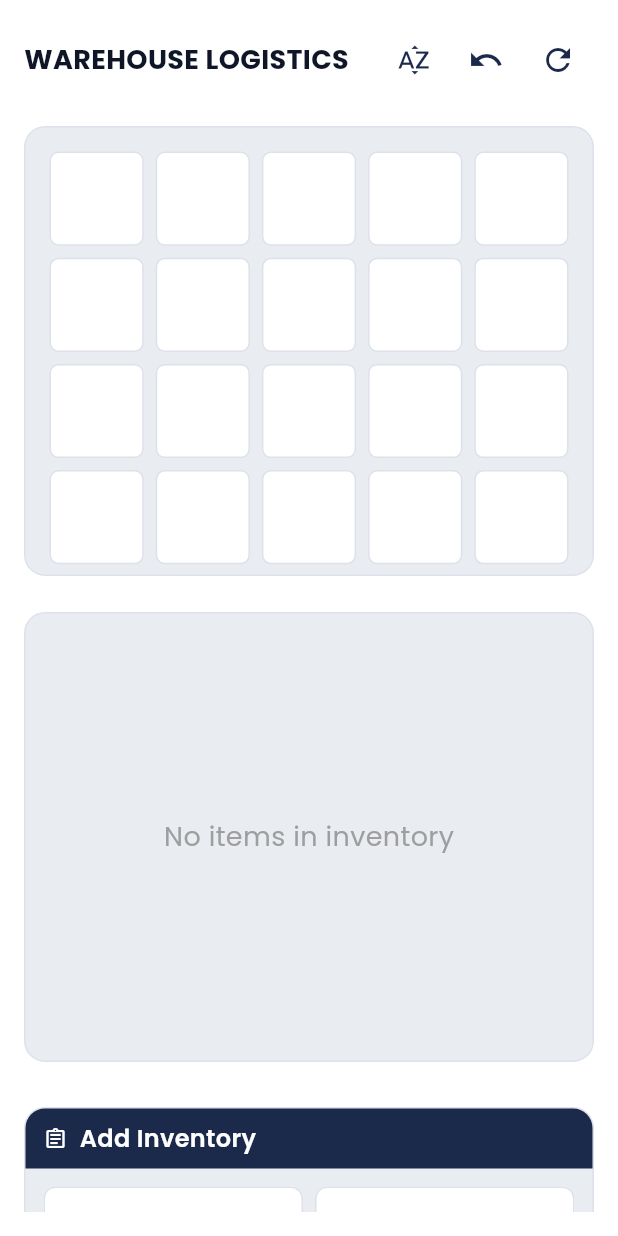
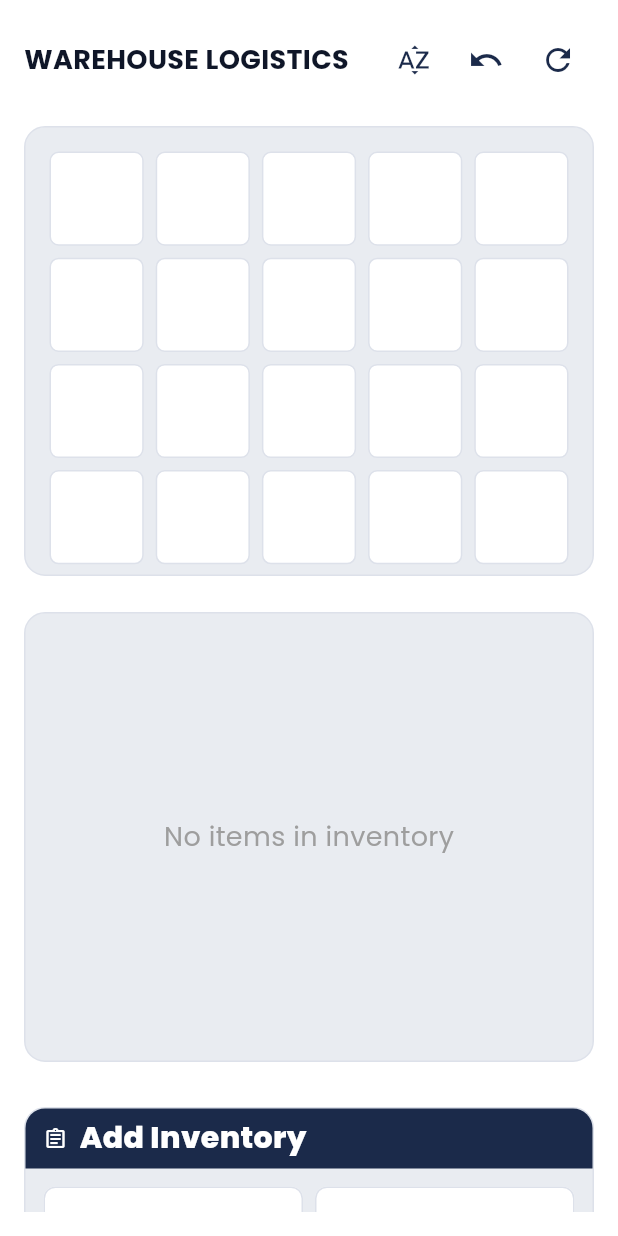
Before and after one commit to SirKitoGio/vento-frontend, a Flutter app: the WarehouseLogisticsContent widget shown alone on an empty page, opened directly, on a phone screen of 412 x 824 dp. Run offline on Flutter 3.47's test engine with Material 3 defaults, Android fonts, the phone set to English and light mode, and no system bars; our stand-ins replace fl_chart, flutter_dotenv, flutter_riverpod, google_fonts, phosphor_flutter, supabase_flutter; accounts and stored records are empty; network calls fail.

Commit message:
Admitted and Bold Font

```diff
--- a/lib/screens/warehouse_logistics_screen.dart
+++ b/lib/screens/warehouse_logistics_screen.dart
@@ -307,36 +307,36 @@ class WarehouseLogisticsContent extends ConsumerWidget {
             if (isMobile) ...[
               SizedBox(
                 width: 120,
-                child: Text(item.name, style: const TextStyle(fontWeight: FontWeight.w600, color: AppColors.textPrimary), overflow: TextOverflow.ellipsis),
+                child: Text(item.name, style: const TextStyle(fontWeight: FontWeight.w800, color: AppColors.textPrimary), overflow: TextOverflow.ellipsis),
               ),
               SizedBox(
                 width: 80,
-                child: Text("${item.quantity} units", style: const TextStyle(color: AppColors.textSecondary, fontSize: 13)),
+                child: Text("${item.quantity} units", style: const TextStyle(color: AppColors.textSecondary, fontSize: 13, fontWeight: FontWeight.w700)),
               ),
               SizedBox(
                 width: 100,
-                child: Text("₱${item.price.toStringAsFixed(2)}", style: const TextStyle(color: AppColors.textSecondary, fontSize: 13)),
+                child: Text("₱${item.price.toStringAsFixed(2)}", style: const TextStyle(color: AppColors.textSecondary, fontSize: 13, fontWeight: FontWeight.w700)),
               ),
               SizedBox(
                 width: 60,
-                child: Text(item.startTime != null ? DateFormat('MM/dd').format(item.startTime!) : "-", style: const TextStyle(color: AppColors.textSecondary, fontSize: 13)),
+                child: Text(item.startTime != null ? DateFormat('MM/dd').format(item.startTime!) : "-", style: const TextStyle(color: AppColors.textSecondary, fontSize: 13, fontWeight: FontWeight.w700)),
               ),
             ] else ...[
               Expanded(
                 flex: 3,
-                child: Text(item.name, style: const TextStyle(fontWeight: FontWeight.w600, color: AppColors.textPrimary)),
+                child: Text(item.name, style: const TextStyle(fontWeight: FontWeight.w800, color: AppColors.textPrimary)),
               ),
               Expanded(
                 flex: 2,
-                child: Text("${item.quantity} units", style: const TextStyle(color: AppColors.textSecondary, fontSize: 13)),
+                child: Text("${item.quantity} units", style: const TextStyle(color: AppColors.textSecondary, fontSize: 13, fontWeight: FontWeight.w700)),
               ),
               Expanded(
                 flex: 2,
-                child: Text("₱${item.price.toStringAsFixed(2)}", style: const TextStyle(color: AppColors.textSecondary, fontSize: 13)),
+                child: Text("₱${item.price.toStringAsFixed(2)}", style: const TextStyle(color: AppColors.textSecondary, fontSize: 13, fontWeight: FontWeight.w700)),
               ),
               Expanded(
                 flex: 2,
-                child: Text(item.startTime != null ? DateFormat('MM/dd').format(item.startTime!) : "-", style: const TextStyle(color: AppColors.textSecondary, fontSize: 13)),
+                child: Text(item.startTime != null ? DateFormat('MM/dd').format(item.startTime!) : "-", style: const TextStyle(color: AppColors.textSecondary, fontSize: 13, fontWeight: FontWeight.w700)),
               ),
             ],
           ],
@@ -410,10 +410,10 @@ class WarehouseLogisticsContent extends ConsumerWidget {
                       final log = reversedHistory[index];
                       // Normalize action string to handle different backend formats (ADD, add, ADD (Undo))
                       final actionStr = log.action.toUpperCase();
-                      final isAdd = actionStr.contains("ADD");
 
-                      final bgColor = isAdd ? const Color(0xFFBCE3AD) : const Color(0xFFE0B0AE);
-                      final borderColor = isAdd ? const Color(0xFF9CC98B) : const Color(0xFFC99593);
+                      // Changed from ternary to constant green as requested by user
+                      const bgColor = Color(0xFFBCE3AD);
+                      const borderColor = Color(0xFF9CC98B);
 
                       return Container(
                         margin: const EdgeInsets.only(bottom: 8),
@@ -437,11 +437,11 @@ class WarehouseLogisticsContent extends ConsumerWidget {
                             ),
                             const SizedBox(height: 2),
                             Text(
-                              "${isAdd ? 'Admitted Time' : 'Omitted time'} ${DateFormat('M/d/yyyy HH:mm').format(log.timestamp)}",
+                              "Admitted Time ${DateFormat('M/d/yyyy HH:mm').format(log.timestamp)}",
                               style: const TextStyle(
                                 fontSize: 13,
                                 color: Colors.black,
-                                fontWeight: FontWeight.w400,
+                                fontWeight: FontWeight.w700, // Bold as requested
                               ),
                             ),
                           ],
--- a/lib/widgets/sidebar_panels/add_inventory_panel.dart
+++ b/lib/widgets/sidebar_panels/add_inventory_panel.dart
@@ -219,7 +219,7 @@ class _AddInventoryPanelState extends ConsumerState<AddInventoryPanel> {
         children: const [
           Icon(Icons.assignment_outlined, color: Colors.white, size: 16),
           SizedBox(width: 8),
-          Text("Add Inventory", style: TextStyle(color: Colors.white, fontSize: 16, fontWeight: FontWeight.w600)),
+          Text("Add Inventory", style: TextStyle(color: Colors.white, fontSize: 20, fontWeight: FontWeight.w800)),
         ],
       ),
     );
```
Also changed, not shown: pubspec.lock, 2 other files.
